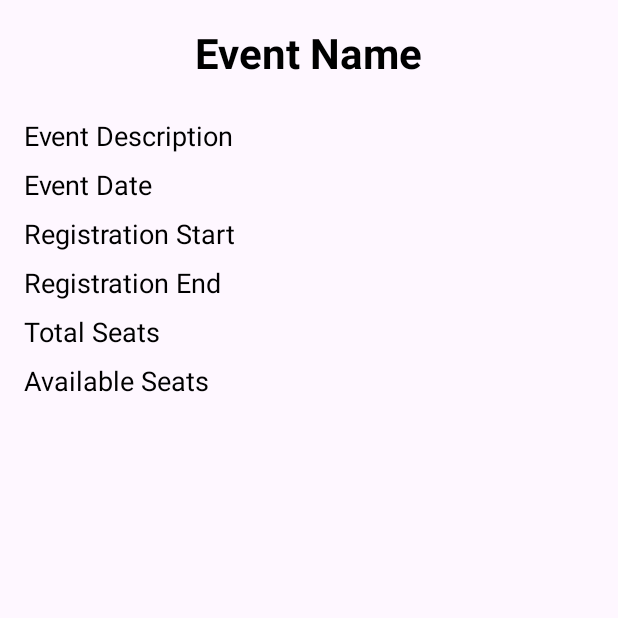
After one commit to sujalpandey/Scan-Tix-2, an Android app: the BookingActivity screen opened directly, with no data from a screen before it, on a phone screen of 412 x 824 dp, the top half of it. The commit adds this screen. Run offline under Robolectric (Android 15) with nearby library versions, the phone set to English and light mode, and no system bars; our stand-ins replace Firebase (no records; nobody signed in at launch, a user with empty details on screens opened directly); Roboto replaces fonts that are not available here.

Commit message:
Dashboard update-1.4 Booking_Activity 1

```diff
--- a/app/src/main/AndroidManifest.xml
+++ b/app/src/main/AndroidManifest.xml
@@ -14,6 +14,9 @@
         android:supportsRtl="true"
         android:theme="@style/Theme.ScanTix"
         tools:targetApi="31">
+        <activity
+            android:name=".BookingActivity"
+            android:exported="false" />
         <activity
             android:name=".dashboard"
             android:exported="false" />
--- /dev/null
+++ b/app/src/main/java/com/project/scantix/BookingActivity.java
@@ -0,0 +1,85 @@
+package com.project.scantix;
+
+import androidx.annotation.NonNull;
+import androidx.appcompat.app.AppCompatActivity;
+
+import android.os.Bundle;
+import android.widget.TextView;
+
+import com.google.android.gms.tasks.OnCompleteListener;
+import com.google.android.gms.tasks.Task;
+import com.google.firebase.firestore.DocumentSnapshot;
+import com.google.firebase.firestore.FirebaseFirestore;
+import com.google.firebase.firestore.DocumentReference;
+
+public class BookingActivity extends AppCompatActivity {
+
+    private FirebaseFirestore firestore;
+    private String eventUid;
+
+    @Override
+    protected void onCreate(Bundle savedInstanceState) {
+        super.onCreate(savedInstanceState);
+        setContentView(R.layout.activity_booking);
+
+        firestore = FirebaseFirestore.getInstance();
+
+        // Get event UID from intent
+        eventUid = getIntent().getStringExtra("eventUid");
+
+        // Fetch event details from Firestore
+        fetchEventDetails();
+    }
+
+    private void fetchEventDetails() {
+        DocumentReference eventRef = firestore.collection("Events").document(eventUid);
+
+        eventRef.get().addOnCompleteListener(new OnCompleteListener<DocumentSnapshot>() {
+            @Override
+            public void onComplete(@NonNull Task<DocumentSnapshot> task) {
+                if (task.isSuccessful()) {
+                    DocumentSnapshot document = task.getResult();
+                    if (document.exists()) {
+                        // Document found, retrieve fields and update UI
+                        String eventName = document.getString("Event_Name");
+                        String eventDescription = document.getString("Event_Des");
+                        String eventDate = document.getString("Event_Date");
+                        String regStart = document.getString("Reg_Start");
+                        String regEnd = document.getString("Reg_End");
+                        String totalSeats = document.getString("Total_Seats");
+                        String availableSeats = document.getString("Available_Seats");
+
+                        // Set values to TextViews
+                        TextView eventNameTextView = findViewById(R.id.eventNameTextView);
+                        eventNameTextView.setText(eventName);
+
+                        TextView eventDescriptionTextView = findViewById(R.id.eventDescriptionTextView);
+                        eventDescriptionTextView.setText(eventDescription);
+
+                        // Set values to other TextViews as needed
+                        TextView eventDateTextView = findViewById(R.id.eventDateTextView);
+                        eventDateTextView.setText(eventDate);
+
+                        TextView regStartTextView = findViewById(R.id.regStartTextView);
+                        regStartTextView.setText(regStart);
+
+                        TextView regEndTextView = findViewById(R.id.regEndTextView);
+                        regEndTextView.setText(regEnd);
+
+                        TextView totalSeatsTextView = findViewById(R.id.totalSeatsTextView);
+                        totalSeatsTextView.setText(totalSeats);
+
+                        TextView availableSeatsTextView = findViewById(R.id.availableSeatsTextView);
+                        availableSeatsTextView.setText(availableSeats);
+                    } else {
+                        // Document not found
+                        // Handle accordingly, e.g., show an error message
+                    }
+                } else {
+                    // Error fetching document
+                    // Handle accordingly, e.g., show an error message
+                }
+            }
+        });
+    }
+}
--- /dev/null
+++ b/app/src/main/res/layout/activity_booking.xml
@@ -0,0 +1,80 @@
+<!-- activity_event_details.xml -->
+<RelativeLayout xmlns:android="http://schemas.android.com/apk/res/android"
+    xmlns:tools="http://schemas.android.com/tools"
+    android:layout_width="match_parent"
+    android:layout_height="match_parent"
+    android:padding="16dp">
+
+    <TextView
+        android:id="@+id/eventNameTextView"
+        android:layout_width="wrap_content"
+        android:layout_height="wrap_content"
+        android:text="Event Name"
+        android:textSize="28sp"
+        android:textStyle="bold"
+        android:layout_centerHorizontal="true"
+        android:layout_marginBottom="16dp"
+        android:textColor="@android:color/black"/>
+
+    <TextView
+        android:id="@+id/eventDescriptionTextView"
+        android:layout_width="wrap_content"
+        android:layout_height="wrap_content"
+        android:text="Event Description"
+        android:textSize="18sp"
+        android:layout_below="@id/eventNameTextView"
+        android:layout_marginTop="8dp"
+        android:textColor="@android:color/black"/>
+
+    <!-- Add other TextViews for additional fields -->
+    <TextView
+        android:id="@+id/eventDateTextView"
+        android:layout_width="wrap_content"
+        android:layout_height="wrap_content"
+        android:text="Event Date"
+        android:textSize="18sp"
+        android:layout_below="@id/eventDescriptionTextView"
+        android:layout_marginTop="8dp"
+        android:textColor="@android:color/black"/>
+
+    <TextView
+        android:id="@+id/regStartTextView"
+        android:layout_width="wrap_content"
+        android:layout_height="wrap_content"
+        android:text="Registration Start"
+        android:textSize="18sp"
+        android:layout_below="@id/eventDateTextView"
+        android:layout_marginTop="8dp"
+        android:textColor="@android:color/black"/>
+
+    <TextView
+        android:id="@+id/regEndTextView"
+        android:layout_width="wrap_content"
+        android:layout_height="wrap_content"
+        android:text="Registration End"
+        android:textSize="18sp"
+        android:layout_below="@id/regStartTextView"
+        android:layout_marginTop="8dp"
+        android:textColor="@android:color/black"/>
+
+    <TextView
+        android:id="@+id/totalSeatsTextView"
+        android:layout_width="wrap_content"
+        android:layout_height="wrap_content"
+        android:text="Total Seats"
+        android:textSize="18sp"
+        android:layout_below="@id/regEndTextView"
+        android:layout_marginTop="8dp"
+        android:textColor="@android:color/black"/>
+
+    <TextView
+        android:id="@+id/availableSeatsTextView"
+        android:layout_width="wrap_content"
+        android:layout_height="wrap_content"
+        android:text="Available Seats"
+        android:textSize="18sp"
+        android:layout_below="@id/totalSeatsTextView"
+        android:layout_marginTop="8dp"
+        android:textColor="@android:color/black"/>
+
+</RelativeLayout>
```
Also changed, not shown: app/src/main/java/com/project/scantix/EventAdapter.java (+40 -4 lines), app/src/main/java/com/project/scantix/dashboard.java (+37 -17 lines), app/src/main/java/com/project/scantix/event.java (+19 -6 lines), app/src/main/res/layout/event_card.xml (+5 -2 lines).
